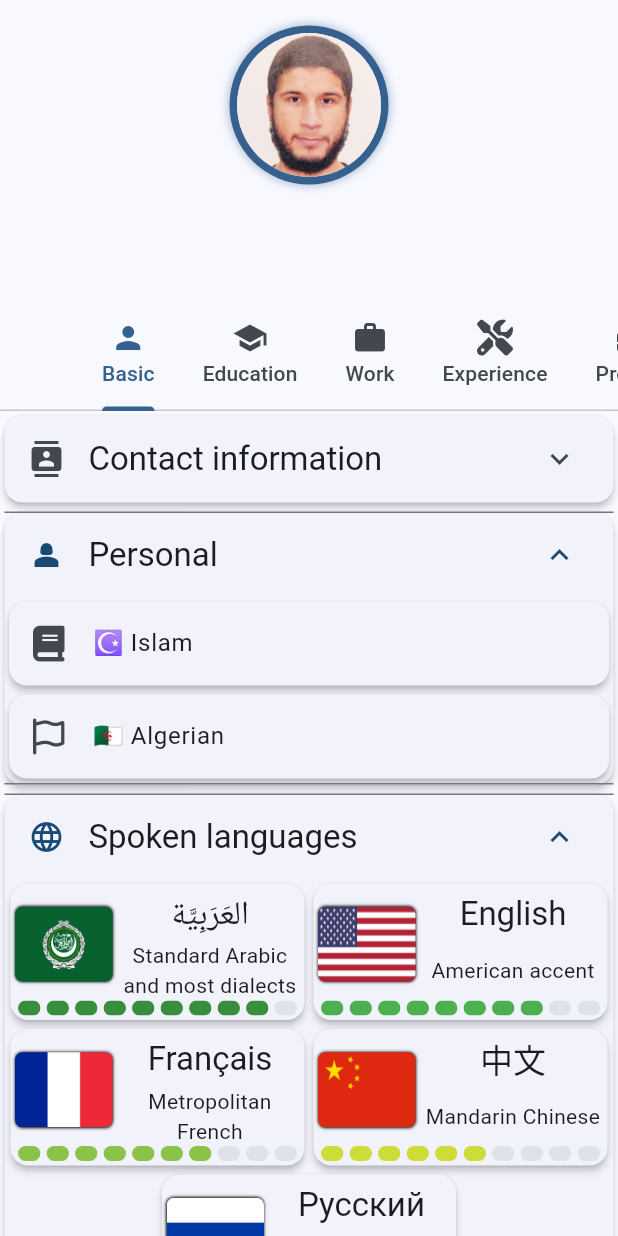
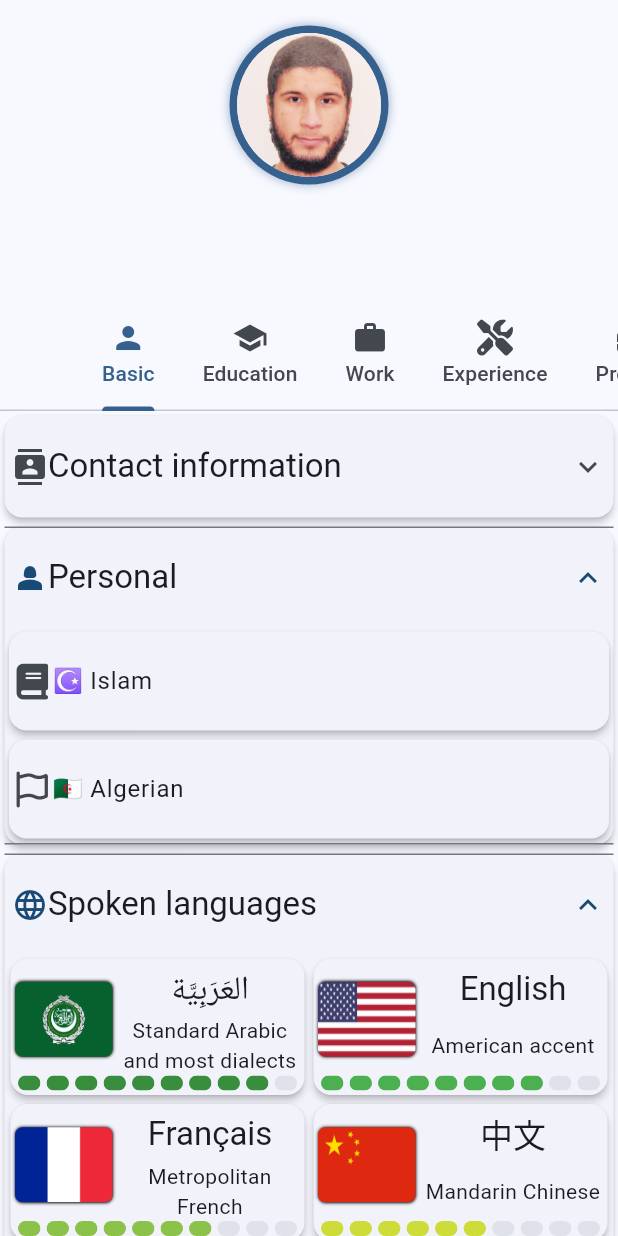
Before and after one commit to Hamza5/InteractiveCV, a Flutter app: the screen it shows after launch, after a tap on "Contact information", on a phone screen of 412 x 824 dp. Run offline on Flutter 3.47's test engine with Material 3 defaults, Android fonts, the phone set to English and light mode, and no system bars; drawn by our look-alikes of step_progress_indicator; our stand-ins replace flutter_map, font_awesome_flutter, latlong2, weather; missing offline and left inert: easy_image_viewer, flutter_map_cancellable_tile_provider, one_clock; network calls fail.

Commit message:
Improve the look of the basic item info tiles.

```diff
--- a/lib/item_widgets.dart
+++ b/lib/item_widgets.dart
@@ -14,18 +14,18 @@ class BasicInfoItem extends StatelessWidget {
   final String title;
   final String? description;
   final Uri? url;
-  const BasicInfoItem({super.key, this.icon, required this.title, this.description, this.url});
+  final bool shrink;
+  const BasicInfoItem({super.key, this.icon, required this.title, this.description, this.url, this.shrink = false});
 
   @override
   Widget build(BuildContext context) {
-    return Card(
-        child: ListTile(
-          leading: icon != null ? FaIcon(icon) : null,
-          title: Text(title),
-          subtitle: description != null ? Text(description!) : null,
-          onTap: url != null ? () => launchUrl(url!) : null,
-        )
+    final listTile = ListTile(
+      leading: icon != null ? FaIcon(icon) : null,
+      title: Text(title),
+      subtitle: description != null ? Text(description!) : null,
+      onTap: url != null ? () => launchUrl(url!) : null,
     );
+    return Card(child: shrink ? IntrinsicWidth(child: listTile) : listTile);
   }
 }
 
@@ -79,7 +79,7 @@ class LocationItem extends StatelessWidget {
           return Container(
               decoration: BoxDecoration(
                 borderRadius: const BorderRadiusDirectional.only(topEnd: Radius.circular(5)),
-                color: Theme.of(context).colorScheme.background.withOpacity(0.75),
+                color: Theme.of(context).colorScheme.surface.withOpacity(0.75),
               ),
               height: 100,
               width: 200,
@@ -93,13 +93,7 @@ class LocationItem extends StatelessWidget {
                         'https://openweathermap.org/img/wn/${weather.weatherIcon}@2x.png', height: 64, width: 64,
                         fit: BoxFit.fill,
                       ),
-                      Column(
-                        mainAxisAlignment: MainAxisAlignment.spaceEvenly,
-                        children: [
-                          Text(weather.weatherMain ?? '', style: Theme.of(context).textTheme.titleLarge),
-                          Text(weather.weatherDescription ?? ''),
-                        ],
-                      ),
+                      Text(weather.weatherMain ?? '', style: Theme.of(context).textTheme.titleLarge),
                     ],
                   ),
                   Row(
@@ -142,19 +136,25 @@ class LocationItem extends StatelessWidget {
         }
       },
     );
-    final attributionWatermark = Container(
-      padding: const EdgeInsets.all(3),
-      decoration: BoxDecoration(
-          borderRadius: const BorderRadiusDirectional.only(topStart: Radius.circular(5)),
-          color: Theme.of(context).colorScheme.background.withOpacity(0.5)
-      ),
-      child: TextSourceAttribution('Amap.com', onTap: () => launchUrl(Uri.parse('https://amap.com/'))),
+    final attributionWatermark = RichAttributionWidget(
+      attributions: [
+        TextSourceAttribution('Amap', onTap: () => launchUrl(Uri.parse('https://amap.com/'))),
+        TextSourceAttribution('OpenWeatherMap', onTap: () => launchUrl(Uri.parse('https://openweathermap.org/'))),
+      ],
     );
+    // Container(
+    //   padding: const EdgeInsets.all(3),
+    //   decoration: BoxDecoration(
+    //       borderRadius: const BorderRadiusDirectional.only(topStart: Radius.circular(5)),
+    //       color: Theme.of(context).colorScheme.surface.withOpacity(0.5)
+    //   ),
+    //   child: att,
+    // );
     final clock = AnalogClock(
       height: 150, width: 150, isLive: true, showDigitalClock: true, showAllNumbers: true,
       datetime: DateTime.now().toUtc().add(const Duration(hours: 8)), textScaleFactor: 1.5,
       decoration: BoxDecoration(
-        color: Theme.of(context).colorScheme.background.withOpacity(0.75),
+        color: Theme.of(context).colorScheme.surface.withOpacity(0.75),
         borderRadius: const BorderRadiusDirectional.horizontal(end: Radius.circular(5))
       ),
     );
--- a/lib/main.dart
+++ b/lib/main.dart
@@ -29,6 +29,7 @@ class InteractiveCV extends StatelessWidget {
       theme: ThemeData(
         colorScheme: ColorScheme.fromSeed(seedColor: Colors.blue),
         cardTheme: const CardTheme(margin: EdgeInsets.all(3), elevation: 2),
+        listTileTheme: const ListTileThemeData(horizontalTitleGap: 0, contentPadding: EdgeInsets.all(5))
         // useMaterial3: true,
       ),
       home: DefaultTabController(length: tabTitles.length, child: const MainPage()),
--- a/lib/views.dart
+++ b/lib/views.dart
@@ -42,21 +42,22 @@ class BasicInfoView extends StatelessWidget {
 
   @override
   Widget build(BuildContext context) {
+    final large = MediaQuery.of(context).size.width >= 500;
     return ListView(
       children: [
         SectionTile(
-          icon: Icons.contacts, text: 'Contact information',
+          icon: Icons.contacts, text: 'Contact information', wrapped: large,
           items: [
-            BasicInfoItem(icon: Icons.email, title: email, url: Uri.parse('mailto:$email')),
-            BasicInfoItem(icon: Icons.phone, title: phone1, url: Uri.parse('tel:$phone1'),),
-            BasicInfoItem(icon: Icons.phone, title: phone2, url: Uri.parse('tel:$phone2'),),
+            BasicInfoItem(icon: Icons.email, title: email, url: Uri.parse('mailto:$email'), shrink: large),
+            BasicInfoItem(icon: Icons.phone, title: phone1, url: Uri.parse('tel:$phone1'), shrink: large),
+            BasicInfoItem(icon: Icons.phone, title: phone2, url: Uri.parse('tel:$phone2'), shrink: large),
           ],
         ),
-        const SectionTile(
-            icon: Icons.person_2, text: 'Personal',
+        SectionTile(
+            icon: Icons.person_2, text: 'Personal', wrapped: large,
             items: [
-              BasicInfoItem(icon: FontAwesomeIcons.book, title: religion),
-              BasicInfoItem(icon: FontAwesomeIcons.flag, title: nationality),
+              BasicInfoItem(icon: FontAwesomeIcons.book, title: religion, shrink: large),
+              BasicInfoItem(icon: FontAwesomeIcons.flag, title: nationality, shrink: large),
             ]
         ),
         SectionTile(
@@ -86,13 +87,18 @@ class BasicInfoView extends StatelessWidget {
           ],
           wrapped: true,
         ),
-        SectionTile(icon: Icons.web, text: 'Web presence',
+        SectionTile(icon: Icons.web, text: 'Web presence', wrapped: large,
             items: [
-              BasicInfoItem(icon: FontAwesomeIcons.github, title: github, url: Uri.parse('https://$github'),),
+              BasicInfoItem(
+                icon: FontAwesomeIcons.github, title: github, url: Uri.parse('https://$github'), shrink: large,
+              ),
               BasicInfoItem(
                 icon: FontAwesomeIcons.stackOverflow, title: stackOverflow, url: Uri.parse('https://$stackOverflow'),
+                shrink: large,
               ),
-              BasicInfoItem(icon: FontAwesomeIcons.linkedin, title: linkedin, url: Uri.parse('https://$linkedin'),),
+              BasicInfoItem(
+                icon: FontAwesomeIcons.linkedin, title: linkedin, url: Uri.parse('https://$linkedin'), shrink: large,
+              ),
             ]
         ),
         SectionTile(icon: Icons.location_city, text: 'Physical presence', items: [
```
